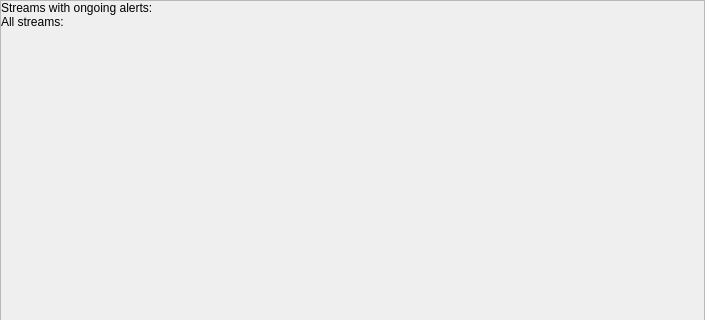
Above: brainframe_qt/ui/main_window/video_thumbnail_view/video_thumbnail_view.ui from aotuai/brainframe-qt before the change; both pictures show x 0 to 705 and y 0 to 320 of the 705 by 821 pixel window. Below: the same form after it.
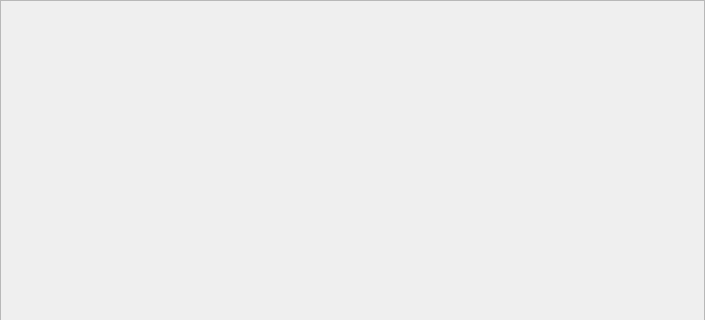
That is the form after the change. Custom widgets are drawn as their Qt base class.

Commit message: Resolves BF-322: Use expandable dropdown regions for alerts

What changed in the file:
```diff
--- a/brainframe_qt/ui/main_window/video_thumbnail_view/video_thumbnail_view.ui
+++ b/brainframe_qt/ui/main_window/video_thumbnail_view/video_thumbnail_view.ui
@@ -26,7 +26,7 @@
    <property name="spacing">
     <number>0</number>
    </property>
-   <item row="0" column="0">
+   <item row="3" column="0">
     <widget class="ThumbnailScrollArea" name="thumbnail_scroll_area">
      <property name="sizePolicy">
       <sizepolicy hsizetype="MinimumExpanding" vsizetype="Expanding">
@@ -48,11 +48,11 @@
        <rect>
         <x>0</x>
         <y>0</y>
-        <width>603</width>
+        <width>703</width>
         <height>819</height>
        </rect>
       </property>
-      <layout class="QVBoxLayout" name="verticalLayout" stretch="1,1,9999">
+      <layout class="QVBoxLayout" name="verticalLayout" stretch="0,0,9999">
        <property name="spacing">
         <number>0</number>
        </property>
@@ -69,65 +69,17 @@
         <number>0</number>
        </property>
        <item>
-        <widget class="QWidget" name="alert_streams_container" native="true">
-         <layout class="QVBoxLayout">
-          <property name="spacing">
-           <number>0</number>
-          </property>
-          <property name="leftMargin">
-           <number>0</number>
-          </property>
-          <property name="topMargin">
-           <number>0</number>
-          </property>
-          <property name="rightMargin">
-           <number>0</number>
-          </property>
-          <property name="bottomMargin">
-           <number>0</number>
-          </property>
-          <item>
-           <widget class="QLabel" name="alert_streams_label">
-            <property name="text">
-             <string>Streams with ongoing alerts:</string>
-            </property>
-           </widget>
-          </item>
-          <item>
-           <widget class="ThumbnailGridLayout" name="alert_streams_layout"/>
-          </item>
-         </layout>
+        <widget class="ThumbnailGridLayout" name="alert_streams_layout">
+         <property name="layout_name" stdset="0">
+          <string>Streams with ongoing alerts:</string>
+         </property>
         </widget>
        </item>
        <item>
-        <widget class="QWidget" name="all_streams_container" native="true">
-         <layout class="QVBoxLayout" name="_2">
-          <property name="spacing">
-           <number>0</number>
-          </property>
-          <property name="leftMargin">
-           <number>0</number>
-          </property>
-          <property name="topMargin">
-           <number>0</number>
-          </property>
-          <property name="rightMargin">
-           <number>0</number>
-          </property>
-          <property name="bottomMargin">
-           <number>0</number>
-          </property>
-          <item>
-           <widget class="QLabel" name="all_streams_label">
-            <property name="text">
-             <string>All streams:</string>
-            </property>
-           </widget>
-          </item>
-          <item>
-           <widget class="ThumbnailGridLayout" name="all_streams_layout"/>
-          </item>
-         </layout>
+        <widget class="ThumbnailGridLayout" name="all_streams_layout">
+         <property name="layout_name" stdset="0">
+          <string>All streams:</string>
+         </property>
         </widget>
        </item>
        <item>
```
The commit also changes 4 other files.
